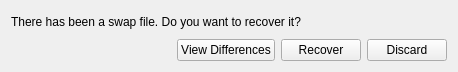
Above: part/swapfile/recoverwidget.ui from KDE/kate before the change. Below: the same form after it.
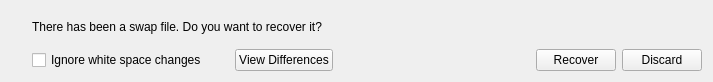
That is the form after the change. Custom widgets are drawn as their Qt base class.

The edit to the form file:
```diff
--- a/part/swapfile/recoverwidget.ui
+++ b/part/swapfile/recoverwidget.ui
@@ -6,23 +6,50 @@
    <rect>
     <x>0</x>
     <y>0</y>
-    <width>458</width>
-    <height>72</height>
+    <width>713</width>
+    <height>82</height>
    </rect>
   </property>
-  <property name="windowTitle">
-   <string/>
-  </property>
-  <layout class="QVBoxLayout" name="verticalLayout">
-   <item>
+  <layout class="QGridLayout" name="gridLayout">
+   <item row="1" column="0" rowspan="2">
+    <widget class="QLabel" name="lblIcon">
+     <property name="minimumSize">
+      <size>
+       <width>15</width>
+       <height>0</height>
+      </size>
+     </property>
+    </widget>
+   </item>
+   <item row="1" column="1">
     <widget class="QLabel" name="lblSwap">
      <property name="text">
       <string>There has been a swap file. Do you want to recover it?</string>
      </property>
     </widget>
    </item>
-   <item>
+   <item row="2" column="1">
     <layout class="QHBoxLayout" name="horizontalLayout">
+     <item>
+      <widget class="QCheckBox" name="chkIgnoreWhiteSpaces">
+       <property name="sizePolicy">
+        <sizepolicy hsizetype="Expanding" vsizetype="Fixed">
+         <horstretch>0</horstretch>
+         <verstretch>0</verstretch>
+        </sizepolicy>
+       </property>
+       <property name="text">
+        <string>Ignore white space changes</string>
+       </property>
+      </widget>
+     </item>
+     <item>
+      <widget class="KPushButton" name="btnDiff">
+       <property name="text">
+        <string>View Differences</string>
+       </property>
+      </widget>
+     </item>
      <item>
       <spacer name="horizontalSpacer">
        <property name="orientation">
@@ -36,13 +63,6 @@
        </property>
       </spacer>
      </item>
-     <item>
-      <widget class="KPushButton" name="btnDiff">
-       <property name="text">
-        <string>View Differences</string>
-       </property>
-      </widget>
-     </item>
      <item>
       <widget class="KPushButton" name="btnRecover">
        <property name="text">
```
Left out of the diff: 6 changed lines with no effect on the pictures.
